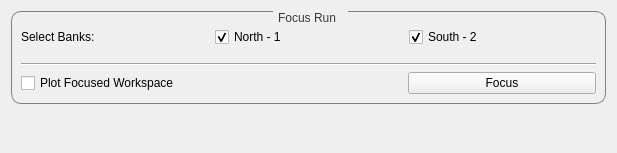
Before: the Qt Designer form scripts/Engineering/gui/engineering_diffraction/tabs/focus/focus_tab.ui in mantidproject/mantid, drawn with Qt 5.
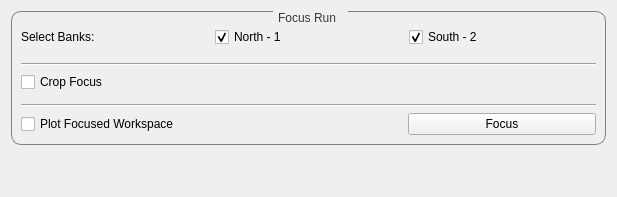
After: the same form once the commit is applied. Custom widgets are drawn as their Qt base class.

Commit message: RE #27188 Add cropping widget to focus tab

What changed in the file:
```diff
--- a/scripts/Engineering/gui/engineering_diffraction/tabs/focus/focus_tab.ui
+++ b/scripts/Engineering/gui/engineering_diffraction/tabs/focus/focus_tab.ui
@@ -10,7 +10,7 @@
     <x>0</x>
     <y>0</y>
     <width>617</width>
-    <height>153</height>
+    <height>197</height>
    </rect>
   </property>
   <property name="sizePolicy">
@@ -73,56 +73,13 @@
        </property>
        <layout class="QGridLayout" name="gridLayout_2">
         <item row="1" column="0">
-         <layout class="QGridLayout" name="gridLayout" rowstretch="0,0,0,0,0" columnstretch="0,0,0">
+         <layout class="QGridLayout" name="gridLayout" rowstretch="0,0,0,0,0,0,0,0" columnstretch="0,0,0">
           <property name="sizeConstraint">
            <enum>QLayout::SetDefaultConstraint</enum>
           </property>
           <property name="verticalSpacing">
            <number>6</number>
           </property>
-          <item row="4" column="2">
-           <widget class="QPushButton" name="button_focus">
-            <property name="enabled">
-             <bool>true</bool>
-            </property>
-            <property name="text">
-             <string>Focus</string>
-            </property>
-           </widget>
-          </item>
-          <item row="4" column="0" colspan="2">
-           <widget class="QCheckBox" name="check_plotOutput">
-            <property name="enabled">
-             <bool>true</bool>
-            </property>
-            <property name="text">
-             <string>Plot Focused Workspace</string>
-            </property>
-           </widget>
-          </item>
-          <item row="3" column="0" colspan="3">
-           <widget class="Line" name="line">
-            <property name="orientation">
-             <enum>Qt::Horizontal</enum>
-            </property>
-           </widget>
-          </item>
-          <item row="0" column="0" colspan="3">
-           <widget class="FileFinder" name="finder_focus" native="true">
-            <property name="sizePolicy">
-             <sizepolicy hsizetype="Preferred" vsizetype="Preferred">
-              <horstretch>0</horstretch>
-              <verstretch>0</verstretch>
-             </sizepolicy>
-            </property>
-            <property name="minimumSize">
-             <size>
-              <width>0</width>
-              <height>0</height>
-             </size>
-            </property>
-           </widget>
-          </item>
           <item row="2" column="0" colspan="3">
            <spacer name="verticalSpacer">
             <property name="orientation">
@@ -139,10 +96,29 @@
             </property>
            </spacer>
           </item>
-          <item row="1" column="0">
-           <widget class="QLabel" name="label_banks">
+          <item row="7" column="2">
+           <widget class="QPushButton" name="button_focus">
+            <property name="enabled">
+             <bool>true</bool>
+            </property>
             <property name="text">
-             <string>Select Banks:</string>
+             <string>Focus</string>
+            </property>
+           </widget>
+          </item>
+          <item row="0" column="0" colspan="3">
+           <widget class="FileFinder" name="finder_focus" native="true">
+            <property name="sizePolicy">
+             <sizepolicy hsizetype="Preferred" vsizetype="Preferred">
+              <horstretch>0</horstretch>
+              <verstretch>0</verstretch>
+             </sizepolicy>
+            </property>
+            <property name="minimumSize">
+             <size>
+              <width>0</width>
+              <height>0</height>
+             </size>
             </property>
            </widget>
           </item>
@@ -176,6 +152,66 @@
             </item>
            </layout>
           </item>
+          <item row="3" column="0" colspan="3">
+           <widget class="Line" name="line">
+            <property name="orientation">
+             <enum>Qt::Horizontal</enum>
+            </property>
+           </widget>
+          </item>
+          <item row="7" column="0" colspan="2">
+           <widget class="QCheckBox" name="check_plotOutput">
+            <property name="enabled">
+             <bool>true</bool>
+            </property>
+            <property name="text">
+             <string>Plot Focused Workspace</string>
+            </property>
+           </widget>
+          </item>
+          <item row="6" column="0" colspan="3">
+           <widget class="Line" name="line_2">
+            <property name="sizePolicy">
+             <sizepolicy hsizetype="Minimum" vsizetype="Fixed">
+              <horstretch>0</horstretch>
+              <verstretch>0</verstretch>
+             </sizepolicy>
+            </property>
+            <property name="minimumSize">
+             <size>
+              <width>0</width>
+              <height>0</height>
+             </size>
+            </property>
+            <property name="orientation">
+             <enum>Qt::Horizontal</enum>
+            </property>
+           </widget>
+          </item>
+          <item row="1" column="0">
+           <widget class="QLabel" name="label_banks">
+            <property name="text">
+             <string>Select Banks:</string>
+            </property>
+           </widget>
+          </item>
+          <item row="5" column="0" colspan="3">
+           <widget class="CroppingView" name="widget_cropping" native="true">
+            <property name="minimumSize">
+             <size>
+              <width>0</width>
+              <height>0</height>
+             </size>
+            </property>
+           </widget>
+          </item>
+          <item row="4" column="0" colspan="3">
+           <widget class="QCheckBox" name="check_cropFocus">
+            <property name="text">
+             <string>Crop Focus</string>
+            </property>
+           </widget>
+          </item>
          </layout>
         </item>
        </layout>
@@ -205,6 +241,12 @@
    <header>mantidqt.widgets.filefinder</header>
    <container>1</container>
   </customwidget>
+  <customwidget>
+   <class>CroppingView</class>
+   <extends>QWidget</extends>
+   <header>Engineering.gui.engineering_diffraction.tabs.common.cropping.cropping_view</header>
+   <container>1</container>
+  </customwidget>
  </customwidgets>
  <tabstops>
   <tabstop>check_plotOutput</tabstop>
```
